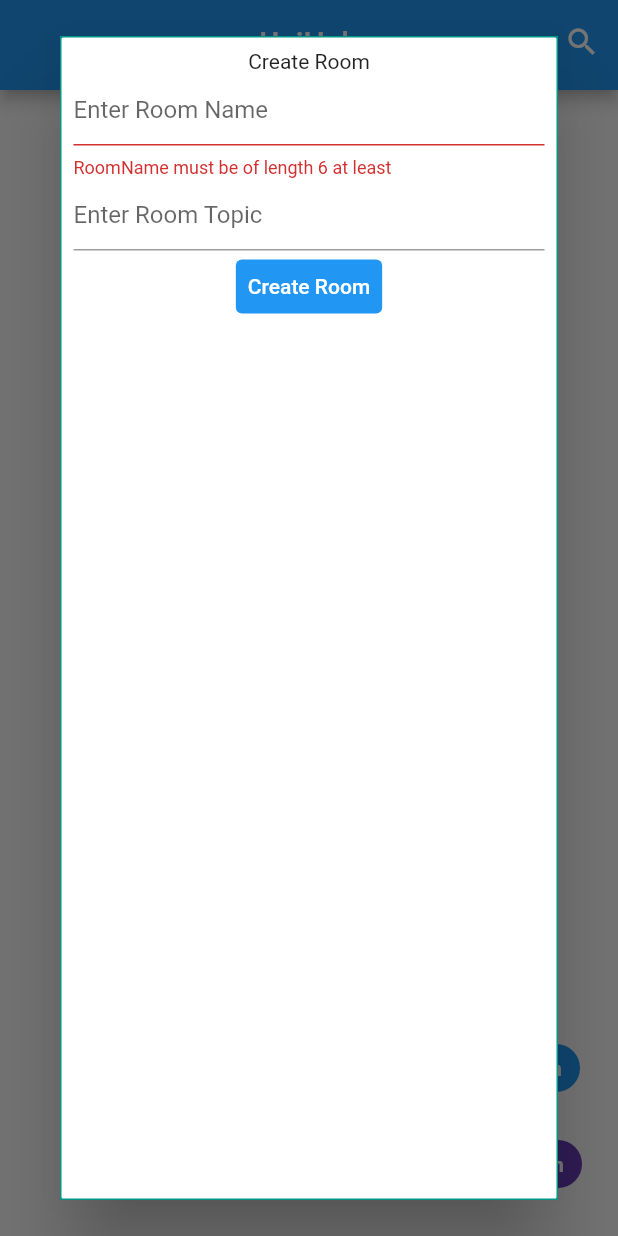
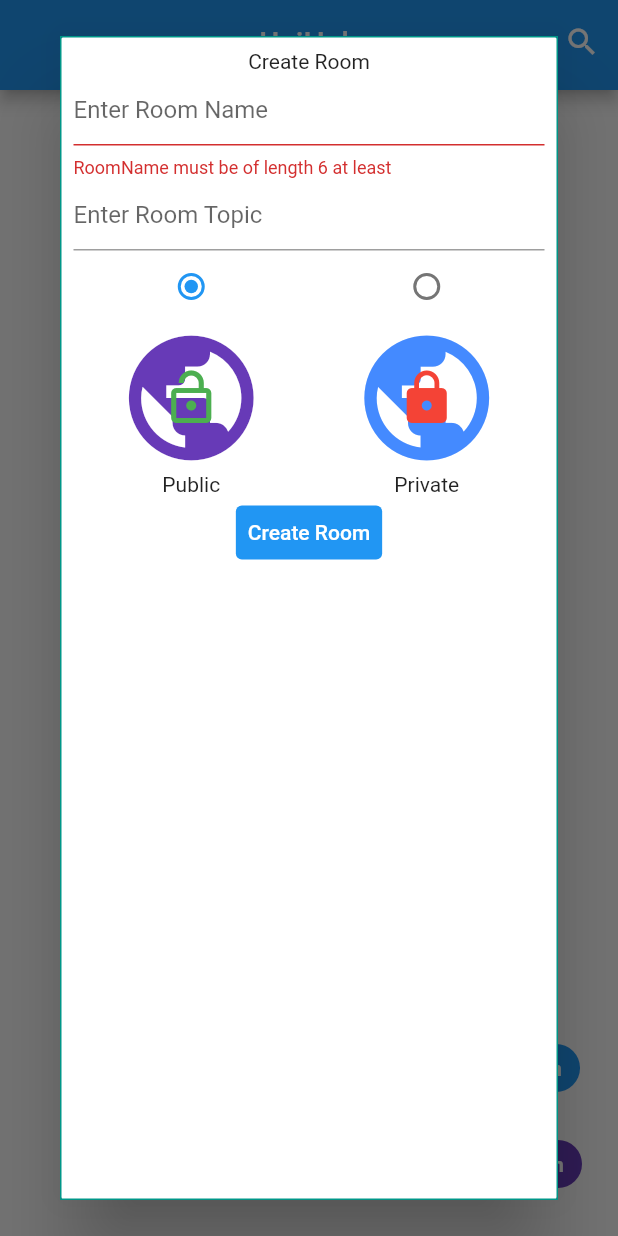
Before and after one commit to TechJunkies-IIITK/Uni-Hub, a Flutter app: the HomePage screen opened by its route, after a tap on "Create New Room", on a phone screen of 412 x 824 dp. Run offline on Flutter 3.47's test engine with Material 2 defaults, Android fonts, the phone set to English and light mode, and no system bars; our stand-ins replace pin_code_fields, shared_preferences, socket_io_client; accounts and stored records are empty; network calls fail.

Commit message:
UI updates

```diff
--- a/lib/controllers/auth_controller.dart
+++ b/lib/controllers/auth_controller.dart
@@ -11,7 +11,7 @@ class AuthController {
     String? phone
   })async{
     final res = await http.post(
-        Uri.http(serverBaseUrl,'/login'),
+        Uri.https(serverBaseUrl,'/login'),
         body: jsonEncode({
           'email': email,
           'phone': phone,
@@ -30,7 +30,7 @@ class AuthController {
     required String profileLink
   })async{
     final res = await http.post(
-        Uri.http(serverBaseUrl,'/signup'),
+        Uri.https(serverBaseUrl,'/signup'),
         body: jsonEncode({
           'email': email,
           'phone': phone,
@@ -48,7 +48,7 @@ class AuthController {
     required int userID
   })async{
     final res = await http.post(
-        Uri.http(serverBaseUrl,'/verify'),
+        Uri.https(serverBaseUrl,'/verify'),
         body: jsonEncode({
           'token': token,
           'userID': userID,
--- a/lib/models/hub_details.dart
+++ b/lib/models/hub_details.dart
@@ -11,7 +11,11 @@ class HubDetails{
 
   HubDetails.fromJSON(data):
         name = data['hubName'], id = data['hubID'], isPublic = data['isPublic'],
-        users=data['users'].map((e)=>UserDetails.fromJSON(e)).toList(),
+        users=List.from(data['users']).map((e)=>UserDetails.fromJSON(e)).toList(),
         adminName = data['adminName'] ?? '', topic = data['hubTopic'];
 
+  @override
+  String toString() {
+    return 'HubDetails{name: $name, id: $id, topic: $topic, adminName: $adminName, users: $users, isPublic: $isPublic}';
+  }
 }
--- a/lib/views/homepage/create_room_dialog.dart
+++ b/lib/views/homepage/create_room_dialog.dart
@@ -1,14 +1,51 @@
 
 import 'package:flutter/cupertino.dart';
 import 'package:flutter/material.dart';
+import 'package:unihub/controllers/socket_controller.dart';
+import 'package:unihub/views/snackbar.dart';
 
-class CreateRoomDialog extends StatelessWidget{
+class CreateRoomDialog extends StatefulWidget{
 
-  CreateRoomDialog({Key? key}) : super(key: key);
+  const CreateRoomDialog({Key? key}) : super(key: key);
 
-  final TextEditingController _roomNameController = TextEditingController();
+  @override
 
-  final TextEditingController _roomTopicController = TextEditingController();
+  _CreateRoomDialogState createState() => _CreateRoomDialogState();
+}
+
+class _CreateRoomDialogState extends State<CreateRoomDialog>{
+
+  late final TextEditingController _roomNameController;
+
+  late final TextEditingController _roomTopicController;
+
+  bool _isPublic = true;
+
+  void _toggle() => setState(() => _isPublic=!_isPublic);
+
+
+  @override
+  void initState() {
+
+    super.initState();
+
+    _roomTopicController = TextEditingController();
+
+    _roomNameController = TextEditingController();
+
+  }
+
+
+  @override
+  void dispose() {
+
+    super.dispose();
+
+    _roomNameController.dispose();
+
+    _roomTopicController.dispose();
+
+  }
 
   @override
 
@@ -46,7 +83,7 @@ class CreateRoomDialog extends StatelessWidget{
 
                 autovalidateMode: AutovalidateMode.always,
 
-                validator: (v) => v!.length>=6 ? null : 'RoomName must be of length 6 at least',
+                validator: (v) => v!.length>=4 ? null : 'RoomName must be of length 6 at least',
 
               ),
 
@@ -62,11 +99,112 @@ class CreateRoomDialog extends StatelessWidget{
 
               ),
 
-              // private or public mode option here
+              Row(
+
+                mainAxisAlignment: MainAxisAlignment.spaceBetween,
+
+                children: [
+
+                  Expanded(
+
+                    child: Column(
+
+                      children: [
+
+                        Radio(
+                            value: true,
+
+                            groupValue: _isPublic,
+
+                            onChanged: (b)=>_toggle()
+
+                        ),
+
+                        Stack(
+
+                          alignment: Alignment.center,
+
+                          children: const [
+
+                            Icon(Icons.public, size: 100, color: Colors.deepPurple,),
+
+                            Icon(Icons.lock_open_outlined, size: 40, color: Colors.green,)
+
+                          ],
+
+                        ),
+
+                        const Text('Public')
+
+                      ],
+
+                    ),
+
+                  ),
+
+                  Expanded(
+
+                    child: Column(
+
+                      children: [
+
+                        Radio(
+                            value: false,
+
+                            groupValue: _isPublic,
+
+                            onChanged: (b)=>_toggle()
+                        ),
+
+                        Stack(
+
+                          alignment: Alignment.center,
+
+                          children: const [
+
+                            Icon(Icons.public, size: 100, color: Colors.blueAccent,),
+
+                            Icon(Icons.lock, size: 40, color: Colors.red,)
+
+                          ],
+
+                        ),
+
+                        const Text('Private')
+
+                      ],
+
+                    ),
+
+                  )
+
+                ],
+
+              ),
 
               TextButton(
 
-                  onPressed: (){},
+                  onPressed: (){
+
+                    if(_roomNameController.text.length>=4){
+
+                      SocketController.socket.emit('create',{
+
+                        'hubName': _roomNameController.text,
+
+                        'hubTopic': _roomTopicController.text,
+
+                        'isPublic': _isPublic
+
+                      });
+
+                    } else {
+
+                      showSnackBar('Invalid RoomName', context, SnackBarType.error);
+
+                    }
+
+                  },
 
                   style: ButtonStyle(
 
--- a/lib/views/homepage/homepage.dart
+++ b/lib/views/homepage/homepage.dart
@@ -17,13 +17,27 @@ class HomePage extends StatefulWidget{
 }
 
 class _HomePageState extends State<HomePage>{
-
-  String roomName='';
+  static int buildCounter = 0;
+  @override
+  void initState() {
+    SocketController.connect();
+    SocketController.socket.emit('public',{});
+    SocketController.onUserJoin = (){};
+    SocketController.onPublicHubsSearch = (){
+      setState(() {
+      });
+    };
+    SocketController.onCreate = (){
+      setState(() {
+      });
+    };
+    SocketController.onDisconnect = (){};
+  }
 
   @override
   Widget build(BuildContext context) {
 
-    SocketController.connect();
+    print('build${buildCounter++}');
 
     return Scaffold(
 
@@ -37,10 +51,7 @@ class _HomePageState extends State<HomePage>{
 
       body: ListView(
 
-        children: SocketController.publicHubs.map(
-                (hub) =>
-                RoomCard(adminName: hub.adminName, roomUserCount: hub.users.length, roomName: hub.name, roomTopic: hub.topic, profileLinks: hub.users.map((e) => e.profileLink).toList())
-        ).toList(),
+        children: SocketController.publicHubs.map( (hub)=>RoomCard( hubDetails: hub )).toList(),
 
       ),
 
@@ -52,7 +63,7 @@ class _HomePageState extends State<HomePage>{
 
           TextButton(
 
-            onPressed: ()=>showDialog(context: context, builder: (ctx) => CreateRoomDialog()),
+            onPressed: ()=>showDialog(context: context, builder: (ctx) => const CreateRoomDialog()),
 
             child: const Chip(
 
@@ -92,7 +103,7 @@ class _HomePageState extends State<HomePage>{
 
       ),
 
-      bottomNavigationBar: roomName.isEmpty? const SizedBox(height: 0,width: 0,): BottomAppBar(
+      bottomNavigationBar: SocketController.hubName.isEmpty? const SizedBox(height: 0,width: 0,): BottomAppBar(
 
           child: Column(
 
@@ -112,7 +123,7 @@ class _HomePageState extends State<HomePage>{
 
                         context: context,
 
-                        builder: (ctx) => Container( padding: const EdgeInsets.all(10.0),child: RoomBottomSheet(roomName: roomName))
+                        builder: (ctx) => Container( padding: const EdgeInsets.all(10.0),child: RoomBottomSheet(roomName: SocketController.hubName))
 
                     )
 
@@ -125,7 +136,7 @@ class _HomePageState extends State<HomePage>{
 
                 children: [
 
-                  Text(roomName,style: const TextStyle( fontSize: 20.0, color: Colors.blue),),
+                  Text(SocketController.hubName,style: const TextStyle( fontSize: 20.0, color: Colors.blue),),
 
                   Tooltip(
 
```
Also changed, not shown: lib/controllers/socket_controller.dart (+50 -6 lines), lib/views/homepage/private_room_dialog.dart (+25 -6 lines), lib/views/homepage/room_bottom_sheet.dart (+21 -1 lines), lib/views/homepage/room_card.dart (+12 -21 lines), 1 other file.
